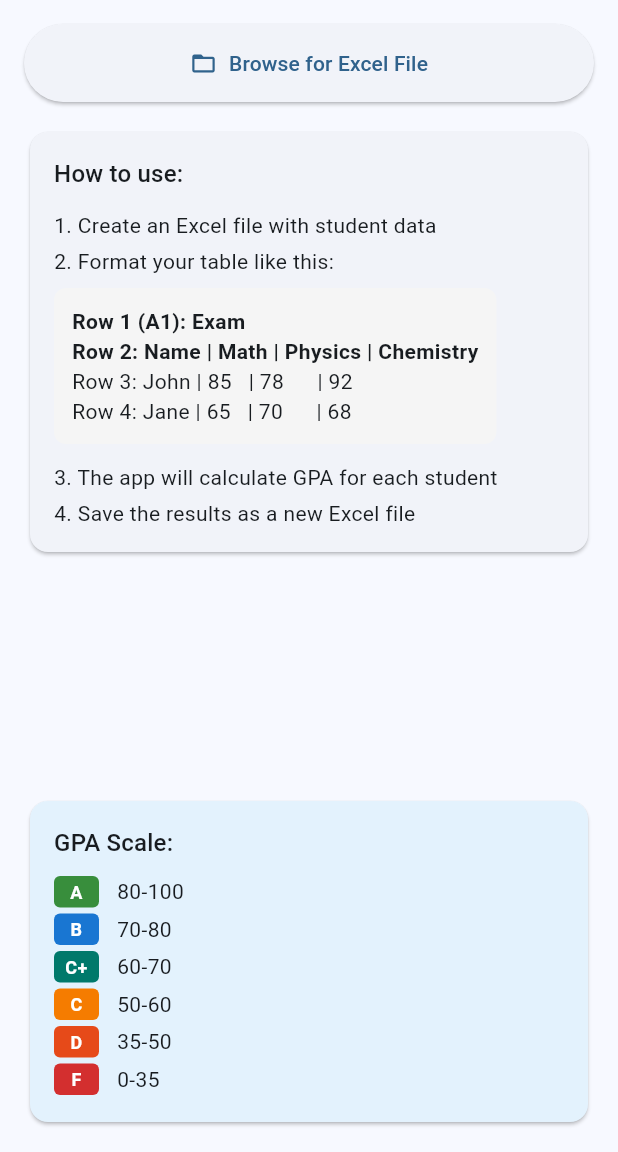
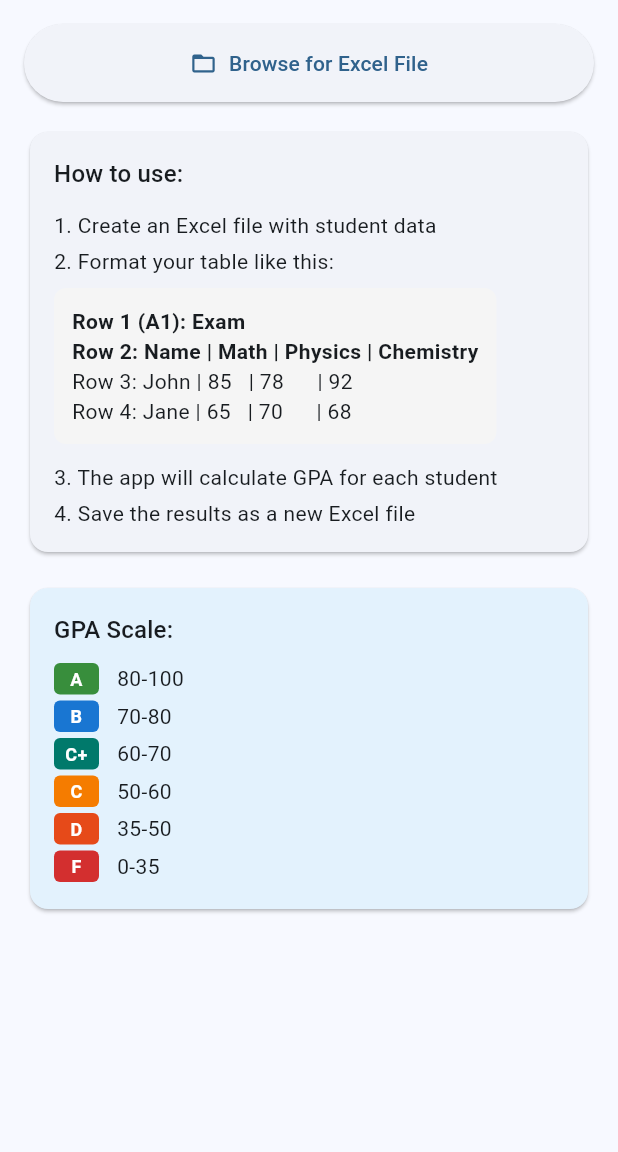
Before and after one commit to juanvictorqwerty/flutter_excel_calculator, a Flutter app: the screen it shows after launch, on a phone screen of 412 x 824 dp, the part 84-1236 px from its top. Run offline on Flutter 3.47's test engine with Material 3 defaults, Android fonts, the phone set to English and light mode, and no system bars; our stand-ins replace file_picker, pdf, share_plus; missing offline and left inert: excel, syncfusion_flutter_xlsio.

Commit message:
web and mobile version

```diff
--- a/flutter_excel_calculator/lib/main.dart
+++ b/flutter_excel_calculator/lib/main.dart
@@ -44,7 +44,7 @@ class HomePage extends StatelessWidget {
         backgroundColor: Theme.of(context).colorScheme.inversePrimary,
         title: const Text('Excel Calculator'),
       ),
-      body: Padding(
+      body: SingleChildScrollView(
         padding: const EdgeInsets.all(16.0),
         child: Column(
           crossAxisAlignment: CrossAxisAlignment.stretch,
@@ -108,7 +108,7 @@ class HomePage extends StatelessWidget {
               ),
             ),
 
-            const Spacer(),
+            const SizedBox(height: 16),
 
             // GPA Scale Info
             Card(
```
Also changed, not shown: flutter_excel_calculator/lib/pages/results_page.dart (+28 -21 lines).
